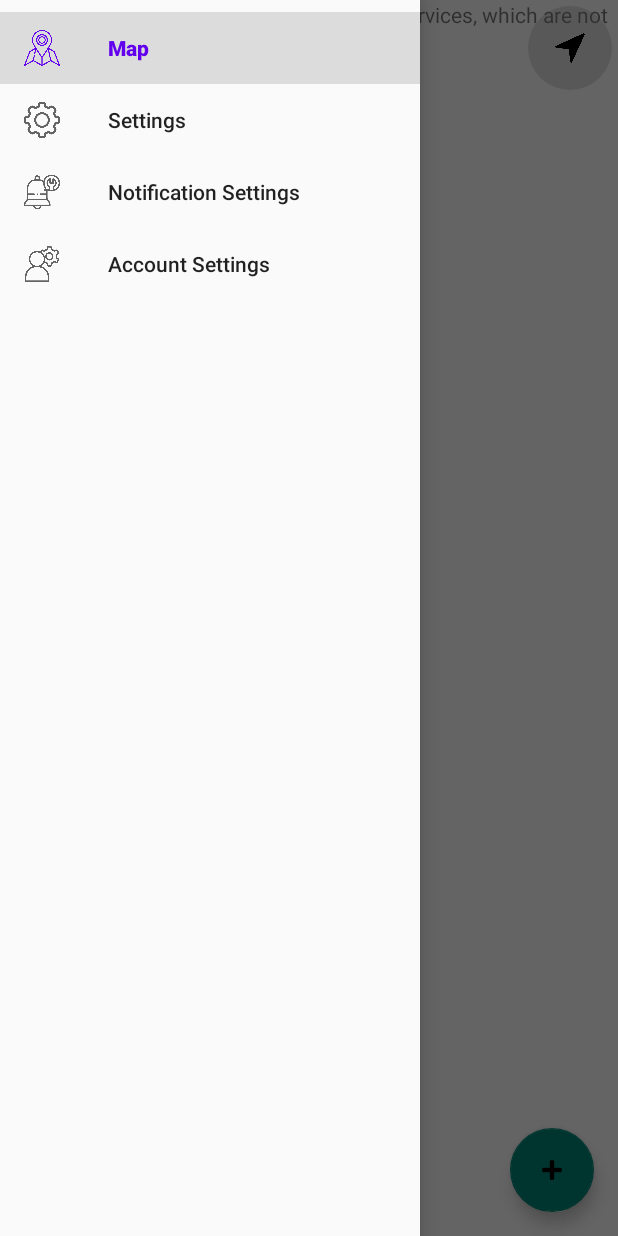
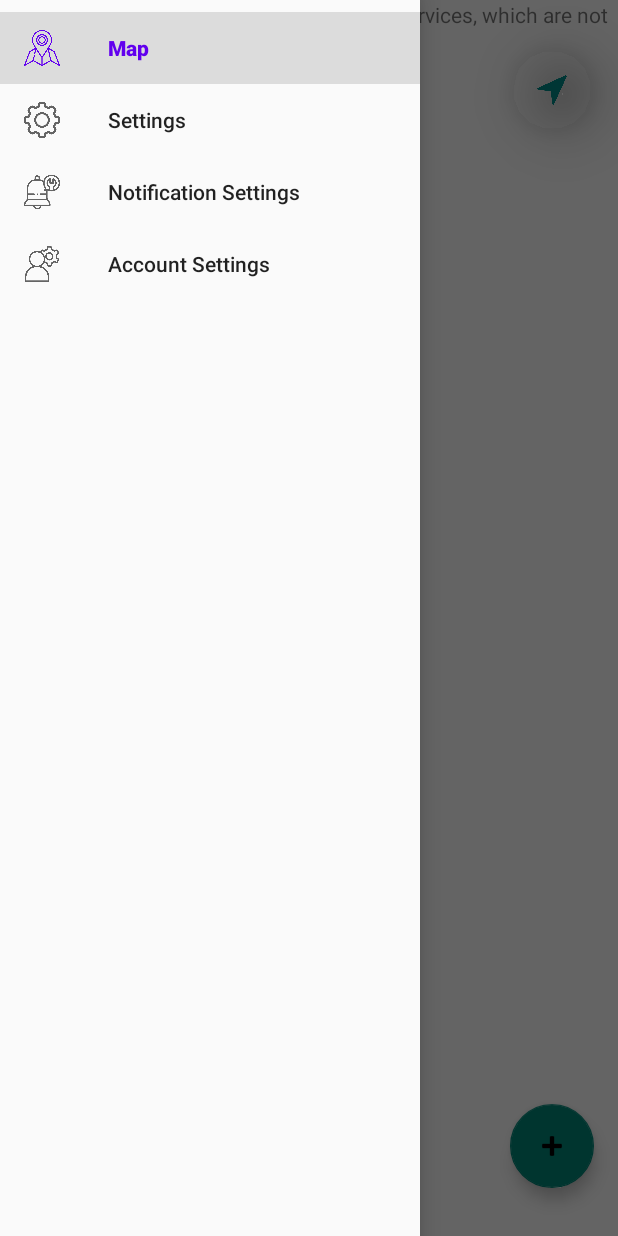
Before and after one commit to MarkXVI/BikeTracker, an Android app: the MainActivity screen opened directly, with no data from a screen before it, with the side drawer open, on a phone screen of 412 x 824 dp. Run offline under Robolectric (Android 15) with nearby library versions, the light colour scheme and no system bars; our stand-ins replace navigation-ui; libraries missing offline, so code that uses them is left out: io.realm, io.realm.mongodb, org.bson, org.bson.codecs, org.bson.types; 11 statements that could not run were skipped.

Commit message:
minor improvement added focus on my gps location button 30-12-22

```diff
--- a/app/src/main/java/com/example/biketracker/MainActivity.java
+++ b/app/src/main/java/com/example/biketracker/MainActivity.java
@@ -30,8 +30,7 @@ public class MainActivity extends AppCompatActivity {
         setContentView(binding.getRoot());
 
         setSupportActionBar(binding.appBarMain.toolbar);
-        binding.appBarMain.fab.setOnClickListener(view -> Snackbar.make(view, "This is a Bike Tracker App", Snackbar.LENGTH_LONG)
-                .setAction("Action", null).show());
+
         DrawerLayout drawer = binding.drawerLayout;
         NavigationView navigationView = binding.navView;
 
@@ -52,8 +51,4 @@ public class MainActivity extends AppCompatActivity {
         NavController navController = Navigation.findNavController(this, R.id.nav_host_fragment_content_main);
         return NavigationUI.navigateUp(navController, mAppBarConfiguration) || super.onSupportNavigateUp();
     }
-
-    public Activity getActivity() {
-        return this;
-    }
 }
--- a/app/src/main/res/layout/app_bar_main.xml
+++ b/app/src/main/res/layout/app_bar_main.xml
@@ -26,17 +26,4 @@
         app:layout_anchorGravity="center"
         app:popupTheme="@style/Theme.NavDrawer.PopupOverlay" />
 
-    <com.google.android.material.floatingactionbutton.FloatingActionButton
-        android:id="@+id/fab"
-        android:layout_width="wrap_content"
-        android:layout_height="wrap_content"
-        android:layout_gravity="bottom|end"
-        android:layout_marginEnd="@dimen/fab_margin"
-        android:layout_marginBottom="16dp"
-        app:fabSize="auto"
-        app:srcCompat="@android:drawable/ic_input_add"
-        android:tint="@android:color/black"
-        tools:ignore="SpeakableTextPresentCheck, ImageContrastCheck"
-        android:contentDescription="@string/description" />
-
 </androidx.coordinatorlayout.widget.CoordinatorLayout>
--- a/app/src/main/res/layout/fragment_map.xml
+++ b/app/src/main/res/layout/fragment_map.xml
@@ -32,18 +32,31 @@
         android:id="@+id/fab"
         android:layout_width="wrap_content"
         android:layout_height="wrap_content"
-        android:layout_gravity="center"
-        android:layout_marginTop="4dp"
-        android:layout_marginEnd="4dp"
-        android:backgroundTint="#41888888"
+        android:layout_gravity="bottom|end"
+        android:layout_marginEnd="@dimen/fab_margin"
+        android:layout_marginBottom="32dp"
         android:contentDescription="@string/description"
+        app:srcCompat="@android:drawable/ic_input_add"
+        android:tint="@android:color/black"
+        app:fabSize="auto"
+        app:layout_constraintBottom_toBottomOf="parent"
+        app:layout_constraintEnd_toEndOf="parent"
+        tools:ignore="SpeakableTextPresentCheck" />
+
+    <com.google.android.material.floatingactionbutton.FloatingActionButton
+        android:id="@+id/myLocation"
+        android:layout_width="wrap_content"
+        android:layout_height="wrap_content"
+        android:layout_marginTop="32dp"
+        android:layout_marginEnd="16dp"
+        android:clickable="true"
+        android:src="@drawable/ic_gps"
+        android:tint="@color/teal_700"
+        app:backgroundTint="#00D5D6D6"
         app:borderWidth="0dp"
-        app:elevation="0dp"
-        app:fabSize="auto"
+        app:elevation="20dp"
         app:layout_constraintEnd_toEndOf="parent"
         app:layout_constraintTop_toTopOf="parent"
-        app:rippleColor="#8B000000"
-        app:srcCompat="@drawable/ic_gps"
-
-        tools:ignore="MissingConstraints,SpeakableTextPresentCheck" />
+        android:focusable="true"
+        android:contentDescription="@string/myLocationDescription" />
 </androidx.constraintlayout.widget.ConstraintLayout>
--- a/app/src/main/res/values/strings.xml
+++ b/app/src/main/res/values/strings.xml
@@ -25,4 +25,5 @@
     <string name="register">Register</string>
     <string name="registerEmail">Email</string>
     <string name="fullName">Full Name</string>
+    <string name="myLocationDescription">Center device GPS location on map</string>
 </resources>
```
Also changed, not shown: app/src/main/java/com/example/biketracker/UI/map/MapFragment.java (+28 -12 lines).
